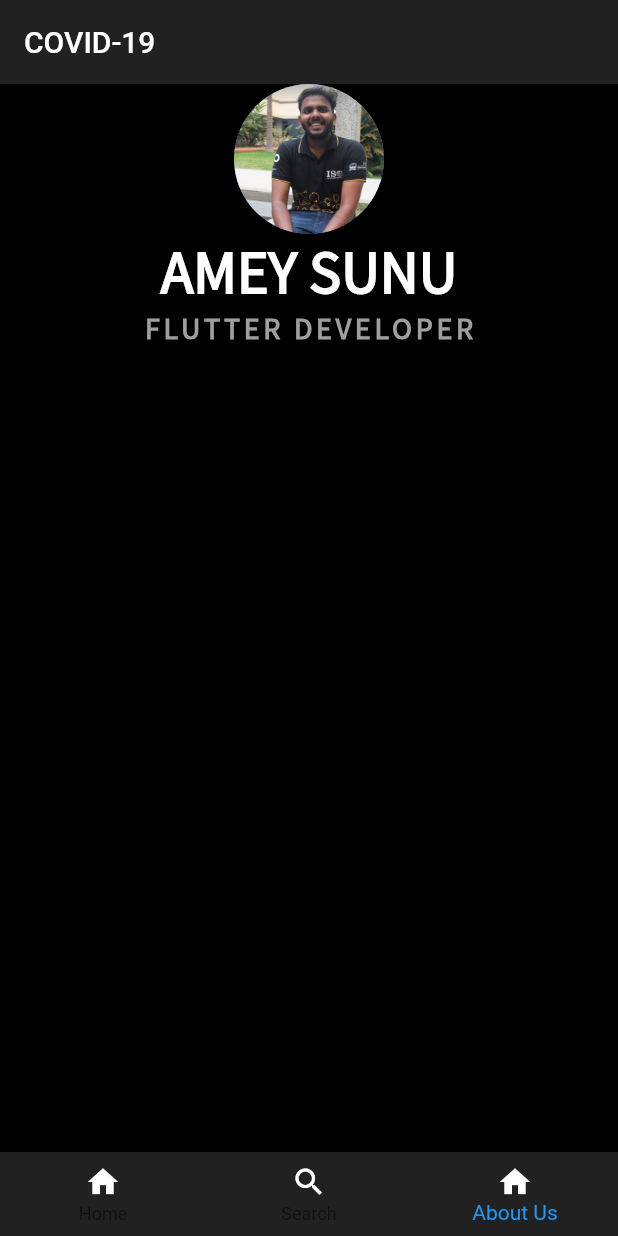
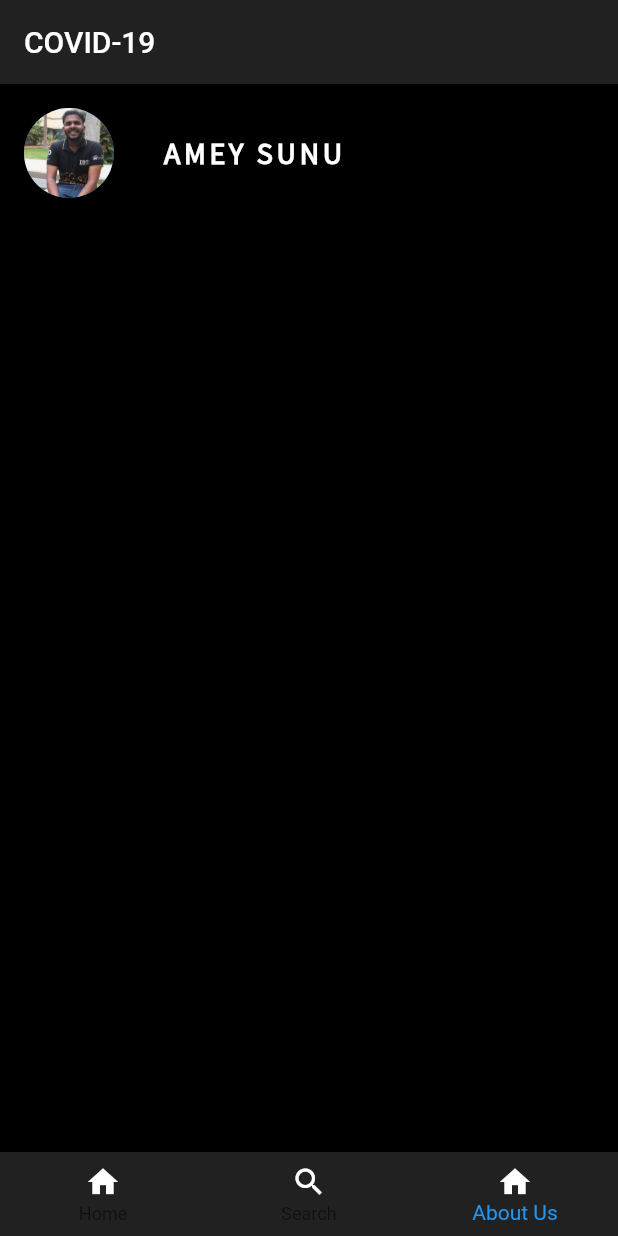
Before and after one commit to ameysunu/covid-19, a Flutter app: the screen it shows after launch, item 3 of the bottom bar chosen, on a phone screen of 412 x 824 dp. Run offline on Flutter 3.47's test engine with Material 2 defaults, Android fonts, the phone set to English and light mode, and no system bars.

Commit message:
fourth commit

```diff
--- a/lib/about_us.dart
+++ b/lib/about_us.dart
@@ -8,22 +8,35 @@ class AboutUs extends StatelessWidget {
       home: Scaffold(
         backgroundColor: Colors.black,
         body: SafeArea(
-            child: Column(
+            child: Row(
              children: <Widget>[
-                Center(
+                Padding(
+                  padding: const EdgeInsets.all(16.0),
                   child: CircleAvatar(
-                    radius: 50.0,
+                        radius: 30.0,
                         backgroundImage: AssetImage('images/IMG_2590.jpeg')
                       ),
                 ),
-               Text('AMEY SUNU',
+               Padding(
+                 padding: const EdgeInsets.all(16.0),
+                 child: Text('AMEY SUNU',
                   style: TextStyle(
                   fontFamily: 'Source Sans Pro',
-                  fontSize: 40.0,
+                    fontSize: 20.0,
+                    letterSpacing: 2.5,
                     color: Colors.white,
                     fontWeight: FontWeight.bold
                   ),
                   ),
+               ),
+              ]
+            ),
+        ),
+      ),
+    );
+  }
+}
+/*
  Text('FLUTTER DEVELOPER',
                 style: TextStyle(
                 fontFamily: 'Source Sans Pro',
@@ -33,11 +46,4 @@ class AboutUs extends StatelessWidget {
                   color: Colors.grey[500]
                 ),
                 ),
-
-              ]
-            ),
-        ),
-      ),
-    );
-  }
-}
+                */
--- a/lib/search.dart
+++ b/lib/search.dart
@@ -9,7 +9,6 @@ class Search extends StatelessWidget {
         backgroundColor: Colors.black,
         body: SafeArea(
             child: Column(
-
               children: <Widget>[
                  Card(                 //Card1
                   color:Colors.grey[900],
```
Lines whose indentation alone changed are shown as unchanged.
